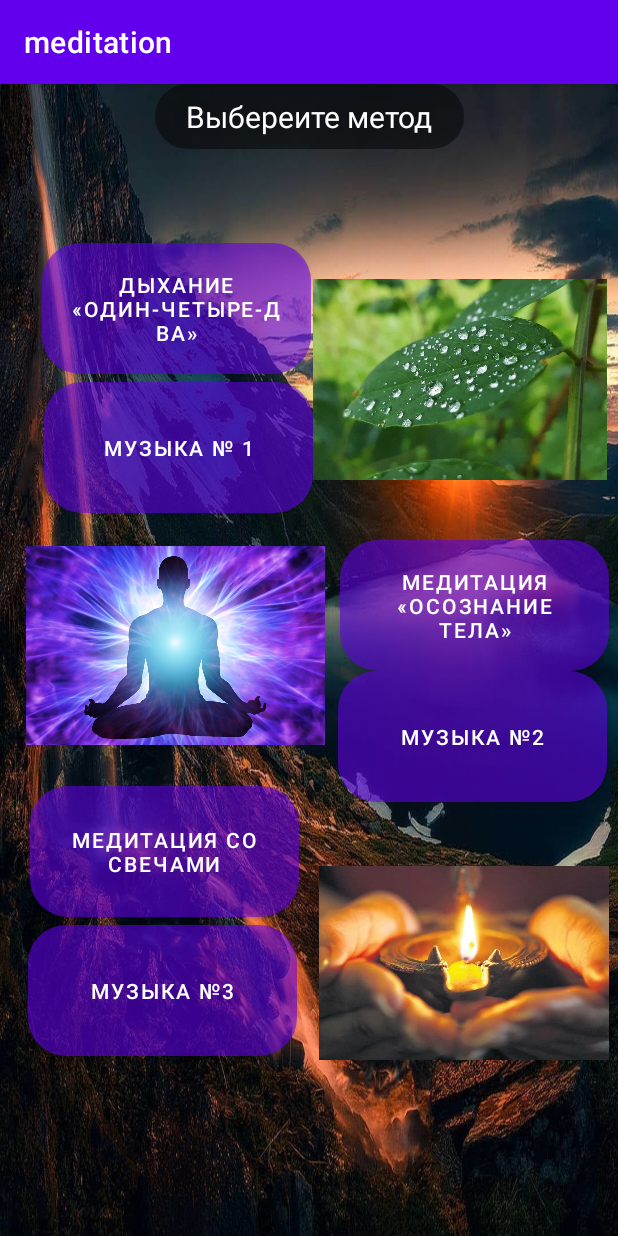
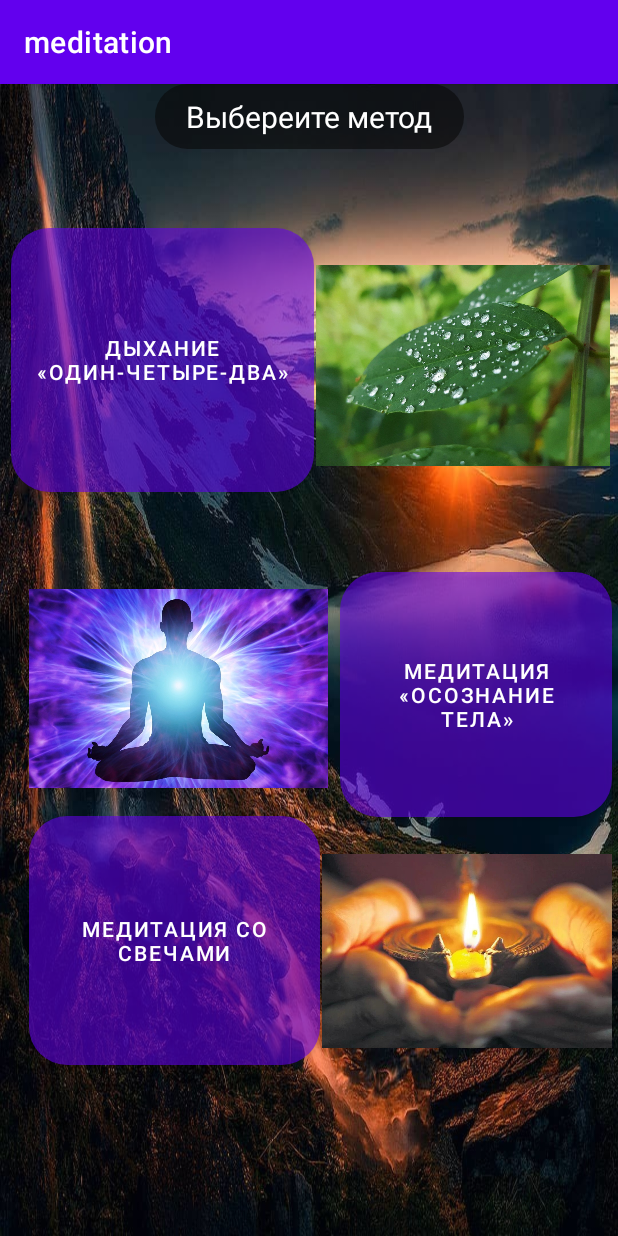
Before and after one commit to AndrewBoeing737/meditation, an Android app: the SecondActivity screen opened directly, with no data from a screen before it, on a phone screen of 412 x 824 dp. Run offline under Robolectric (Android 15) with nearby library versions, the light colour scheme and no system bars.

Commit message:
new Commit for anybody

```diff
--- a/app/src/main/java/com/example/meditation/SecondActivity.java
+++ b/app/src/main/java/com/example/meditation/SecondActivity.java
@@ -23,16 +23,12 @@ public class SecondActivity extends AppCompatActivity {
         button1 = findViewById(R.id.button1);
         candlesButton = findViewById(R.id.candlesButton);
         bodyButton = findViewById(R.id.bodyButton);
-        music = findViewById(R.id.Music);
-        music2 = findViewById(R.id.Music2);
-        music3 = findViewById(R.id.button3);
+
 
         button1.setOnClickListener(listener);
         candlesButton.setOnClickListener(listener);
         bodyButton.setOnClickListener(listener);
-        music.setOnClickListener(listener);
-        music2.setOnClickListener(listener);
-        music3.setOnClickListener(listener);
+
     }
 
     private View.OnClickListener listener = new View.OnClickListener() {
@@ -47,22 +43,13 @@ public class SecondActivity extends AppCompatActivity {
                         Intent intent2 = new Intent(getApplicationContext(), candle.class);
                         startActivity(intent2);
                         break;
-                case  R.id.Music:
-                    Intent intent4 = new Intent(getApplicationContext(), Music.class);
-                    startActivity(intent4);
-                    break;
+
                 case R.id.bodyButton:
                     Intent intent3 = new Intent(getApplicationContext(), body.class);
                     startActivity(intent3);
                     break;
-                case  R.id.Music2:
-                    Intent intent5 = new Intent(getApplicationContext(), Music2.class);
-                    startActivity(intent5);
-                    break;
-                case R.id.button3:
-                    Intent intent6 = new Intent(getApplicationContext(), Music3.class);
-                    startActivity(intent6);
-                    break;
+
+
             }
         }
     };
--- a/app/src/main/res/layout/activity_second.xml
+++ b/app/src/main/res/layout/activity_second.xml
@@ -26,14 +26,15 @@
         android:layout_height="569dp"
         app:layout_constraintBottom_toBottomOf="parent"
         app:layout_constraintEnd_toEndOf="parent"
+        app:layout_constraintHorizontal_bias="1.0"
         app:layout_constraintStart_toStartOf="parent"
         app:layout_constraintTop_toBottomOf="@+id/textView"
-        app:layout_constraintVertical_bias="0.376">
+        app:layout_constraintVertical_bias="0.319">
 
         <Button
             android:id="@+id/bodyButton"
-            android:layout_width="179dp"
-            android:layout_height="87dp"
+            android:layout_width="181dp"
+            android:layout_height="163dp"
             android:layout_marginTop="25dp"
             android:layout_marginEnd="4dp"
             android:background="@drawable/shape_list"
@@ -41,12 +42,12 @@
             app:layout_constraintBottom_toBottomOf="parent"
             app:layout_constraintEnd_toEndOf="parent"
             app:layout_constraintTop_toBottomOf="@+id/imageView"
-            app:layout_constraintVertical_bias="0.0" />
+            app:layout_constraintVertical_bias="0.151" />
 
         <Button
             android:id="@+id/button1"
-            android:layout_width="179dp"
-            android:layout_height="87dp"
+            android:layout_width="202dp"
+            android:layout_height="176dp"
             android:layout_marginStart="5dp"
             android:layout_marginEnd="1dp"
             android:background="@drawable/shape_list"
@@ -60,49 +61,15 @@
 
         <Button
             android:id="@+id/candlesButton"
-            android:layout_width="179dp"
-            android:layout_height="87dp"
-            android:layout_marginBottom="116dp"
+            android:layout_width="194dp"
+            android:layout_height="166dp"
+            android:layout_marginBottom="8dp"
             android:background="@drawable/shape_list"
             android:text="Медитация со свечами"
             app:layout_constraintBottom_toBottomOf="parent"
             app:layout_constraintEnd_toEndOf="parent"
-            app:layout_constraintHorizontal_bias="0.077"
+            app:layout_constraintHorizontal_bias="0.07"
             app:layout_constraintStart_toStartOf="parent" />
-
-        <Button
-            android:id="@+id/Music"
-            android:layout_width="179dp"
-            android:layout_height="87dp"
-            android:layout_marginStart="5dp"
-            android:layout_marginTop="5dp"
-            android:background="@drawable/shape_list"
-            android:text="музыка № 1"
-            app:layout_constraintEnd_toStartOf="@+id/imageView"
-            app:layout_constraintHorizontal_bias="1.0"
-            app:layout_constraintStart_toStartOf="parent"
-            app:layout_constraintTop_toBottomOf="@+id/button1" />
-
-        <Button
-            android:id="@+id/Music2"
-            android:layout_width="179dp"
-            android:layout_height="87dp"
-            android:layout_marginEnd="5dp"
-            android:background="@drawable/shape_list"
-            android:text="Музыка №2"
-            app:layout_constraintEnd_toEndOf="parent"
-            app:layout_constraintTop_toBottomOf="@+id/bodyButton" />
-
-        <Button
-            android:id="@+id/button3"
-            android:layout_width="179dp"
-            android:layout_height="87dp"
-            android:layout_marginStart="16dp"
-            android:layout_marginTop="5dp"
-            android:background="@drawable/shape_list"
-            android:text="Музыка №3"
-            app:layout_constraintStart_toStartOf="parent"
-            app:layout_constraintTop_toBottomOf="@+id/candlesButton" />
 
         <ImageView
             android:id="@+id/imageView"
@@ -120,13 +87,10 @@
             android:id="@+id/imageView6"
             android:layout_width="193dp"
             android:layout_height="168dp"
-            android:layout_marginTop="20dp"
             app:layout_constraintBottom_toBottomOf="parent"
             app:layout_constraintEnd_toEndOf="parent"
             app:layout_constraintHorizontal_bias="0.98"
             app:layout_constraintStart_toStartOf="parent"
-            app:layout_constraintTop_toBottomOf="@+id/Music2"
-            app:layout_constraintVertical_bias="0.688"
             app:srcCompat="@drawable/candle" />
 
         <ImageView
@@ -137,8 +101,6 @@
             app:layout_constraintEnd_toEndOf="parent"
             app:layout_constraintHorizontal_bias="0.07"
             app:layout_constraintStart_toStartOf="parent"
-            app:layout_constraintTop_toBottomOf="@+id/Music"
-            app:layout_constraintVertical_bias="0.287"
             app:srcCompat="@drawable/chakra" />
 
     </androidx.constraintlayout.widget.ConstraintLayout>
--- a/build.gradle
+++ b/build.gradle
@@ -1,5 +1,5 @@
 // Top-level build file where you can add configuration options common to all sub-projects/modules.
 plugins {
-    id 'com.android.application' version '7.4.2' apply false
-    id 'com.android.library' version '7.4.2' apply false
+    id 'com.android.application' version '7.3.1' apply false
+    id 'com.android.library' version '7.3.1' apply false
 }
```
Also changed, not shown: app/src/main/java/com/example/meditation/body.java (+26 -0 lines), app/src/main/java/com/example/meditation/breath.java (+25 -0 lines), app/src/main/java/com/example/meditation/candle.java (+25 -0 lines).
